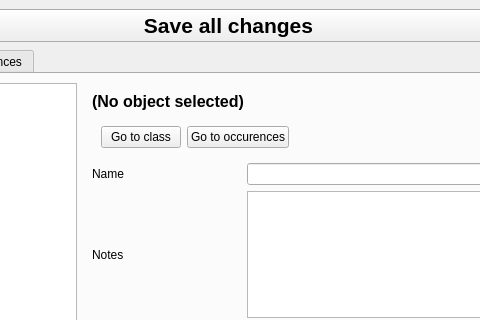
SunakazeKun/galaxydatabase, file assets/editor.ui: the form before one commit; both pictures show x 199 to 679 and y 0 to 320 of the 855 by 677 pixel window.
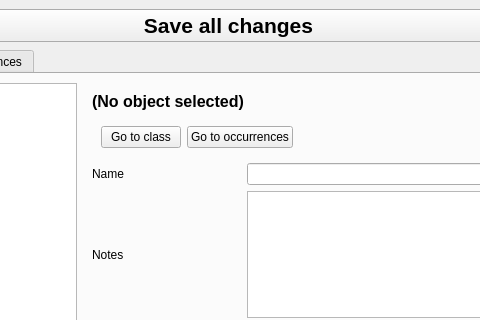
The form after the commit.

```diff
--- a/assets/editor.ui
+++ b/assets/editor.ui
@@ -7,7 +7,7 @@
     <x>0</x>
     <y>0</y>
     <width>855</width>
-    <height>620</height>
+    <height>658</height>
    </rect>
   </property>
   <property name="windowTitle">
@@ -188,7 +188,7 @@
               <item row="0" column="1">
                <widget class="QPushButton" name="buttonGoToOccurence">
                 <property name="text">
-                 <string>Go to occurences</string>
+                 <string>Go to occurrences</string>
                 </property>
                </widget>
               </item>
```
Left out of the diff: 2 changed lines with no effect on the pictures.
